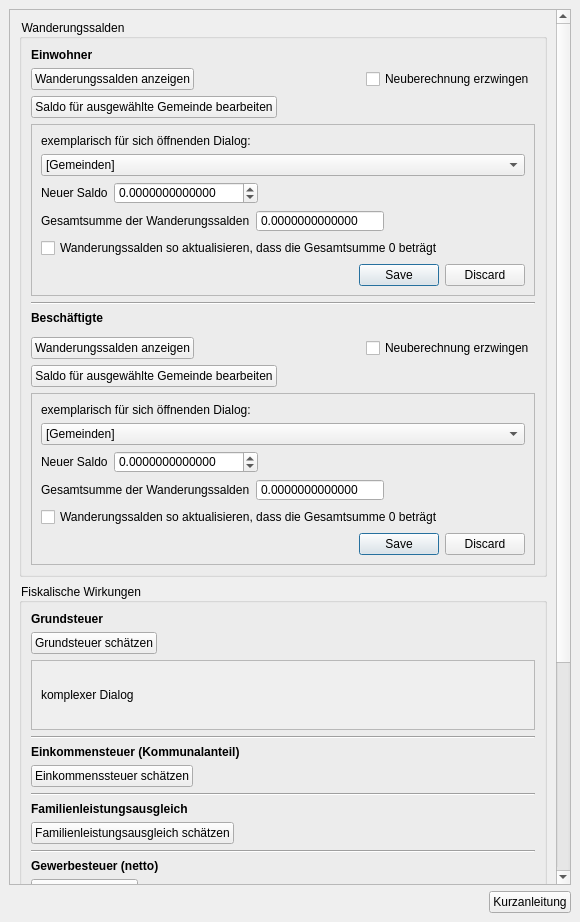
Qt form projektchecktools/ui/ProjektCheck_dockwidget_analysis_07-KSt.ui (projektcheck/ProjektCheck-QGIS) before a commit.
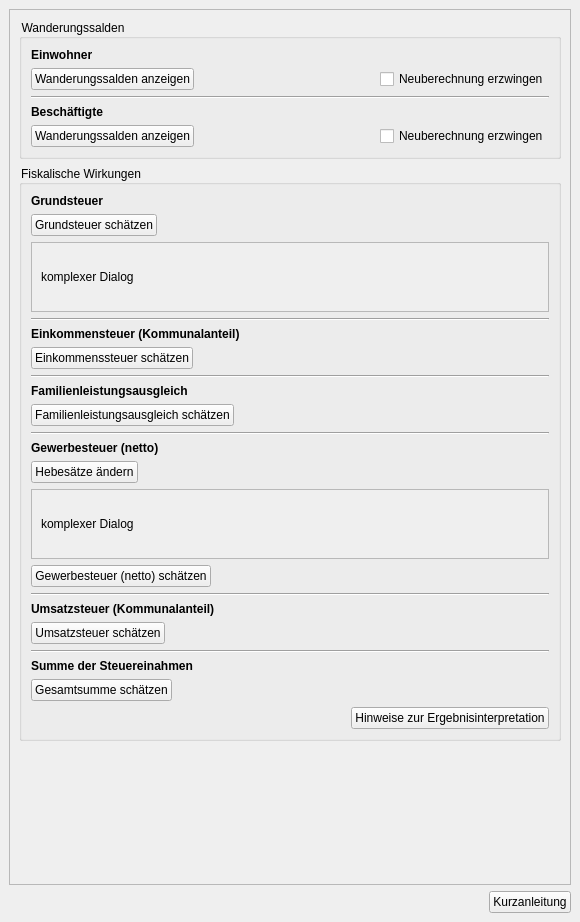
The same form after that commit. Icons and pictures are not drawn. Custom widgets are drawn as their Qt base class.

Commit message: wip einwohnerwanderung; get gemeinden in 25km radius

Patch:
```diff
--- a/projektchecktools/ui/ProjektCheck_dockwidget_analysis_07-KSt.ui
+++ b/projektchecktools/ui/ProjektCheck_dockwidget_analysis_07-KSt.ui
@@ -67,8 +67,8 @@
         <rect>
          <x>0</x>
          <y>0</y>
-         <width>543</width>
-         <height>1209</height>
+         <width>566</width>
+         <height>866</height>
         </rect>
        </property>
        <layout class="QVBoxLayout" name="verticalLayout_7">
@@ -141,199 +141,6 @@
              </item>
             </layout>
            </item>
-           <item>
-            <widget class="QPushButton" name="pushButton_43">
-             <property name="sizePolicy">
-              <sizepolicy hsizetype="Fixed" vsizetype="Fixed">
-               <horstretch>0</horstretch>
-               <verstretch>0</verstretch>
-              </sizepolicy>
-             </property>
-             <property name="toolTip">
-              <string>&lt;html&gt;&lt;head/&gt;&lt;body&gt;&lt;p&gt;&lt;span style=&quot; font-weight:600;&quot;&gt;Wanderungssalden bearbeiten (Einwohner)&lt;/span&gt;&lt;/p&gt;&lt;p&gt;Das Schätzergebnis der Wanderungsbewegungen für ausgewählte Gemeinden verändern und für alle anderen automatisch anpassen lassen.&lt;/p&gt;&lt;/body&gt;&lt;/html&gt;</string>
-             </property>
-             <property name="text">
-              <string>Saldo für ausgewählte Gemeinde bearbeiten</string>
-             </property>
-             <property name="icon">
-              <iconset>
-               <normaloff>../../images/iconset_mob/20190619_iconset_mob_edit_statistics_1.png</normaloff>../../images/iconset_mob/20190619_iconset_mob_edit_statistics_1.png</iconset>
-             </property>
-             <property name="checkable">
-              <bool>true</bool>
-             </property>
-            </widget>
-           </item>
-           <item>
-            <widget class="QFrame" name="frame_3">
-             <property name="enabled">
-              <bool>true</bool>
-             </property>
-             <property name="autoFillBackground">
-              <bool>false</bool>
-             </property>
-             <property name="frameShape">
-              <enum>QFrame::StyledPanel</enum>
-             </property>
-             <property name="frameShadow">
-              <enum>QFrame::Raised</enum>
-             </property>
-             <layout class="QVBoxLayout" name="verticalLayout_9">
-              <item>
-               <widget class="QLabel" name="label_7">
-                <property name="text">
-                 <string>exemplarisch für sich öffnenden Dialog:</string>
-                </property>
-               </widget>
-              </item>
-              <item>
-               <widget class="QComboBox" name="comboBox_6">
-                <item>
-                 <property name="text">
-                  <string>[Gemeinden]</string>
-                 </property>
-                </item>
-               </widget>
-              </item>
-              <item>
-               <layout class="QHBoxLayout" name="horizontalLayout_17">
-                <item>
-                 <widget class="QLabel" name="label_75">
-                  <property name="sizePolicy">
-                   <sizepolicy hsizetype="Fixed" vsizetype="Preferred">
-                    <horstretch>0</horstretch>
-                    <verstretch>0</verstretch>
-                   </sizepolicy>
-                  </property>
-                  <property name="text">
-                   <string>Neuer Saldo</string>
-                  </property>
-                 </widget>
-                </item>
-                <item>
-                 <widget class="QDoubleSpinBox" name="doubleSpinBox_5">
-                  <property name="sizePolicy">
-                   <sizepolicy hsizetype="Fixed" vsizetype="Fixed">
-                    <horstretch>0</horstretch>
-                    <verstretch>0</verstretch>
-                   </sizepolicy>
-                  </property>
-                  <property name="readOnly">
-                   <bool>false</bool>
-                  </property>
-                  <property name="buttonSymbols">
-                   <enum>QAbstractSpinBox::UpDownArrows</enum>
-                  </property>
-                  <property name="decimals">
-                   <number>13</number>
-                  </property>
-                  <property name="minimum">
-                   <double>-99999.000000000000000</double>
-                  </property>
-                  <property name="maximum">
-                   <double>99999.000000000000000</double>
-                  </property>
-                  <property name="singleStep">
-                   <double>0.010000000000000</double>
-                  </property>
-                 </widget>
-                </item>
-                <item>
-                 <spacer name="horizontalSpacer_14">
-                  <property name="orientation">
-                   <enum>Qt::Horizontal</enum>
-                  </property>
-                  <property name="sizeHint" stdset="0">
-                   <size>
-                    <width>40</width>
-                    <height>20</height>
-                   </size>
-                  </property>
-                 </spacer>
-                </item>
-               </layout>
-              </item>
-              <item>
-               <layout class="QHBoxLayout" name="horizontalLayout_18">
-                <item>
-                 <widget class="QLabel" name="label_76">
-                  <property name="sizePolicy">
-                   <sizepolicy hsizetype="Fixed" vsizetype="Preferred">
-                    <horstretch>0</horstretch>
-                    <verstretch>0</verstretch>
-                   </sizepolicy>
-                  </property>
-                  <property name="text">
-                   <string>Gesamtsumme der Wanderungssalden</string>
-                  </property>
-                  <property name="wordWrap">
-                   <bool>false</bool>
-                  </property>
-                 </widget>
-                </item>
-                <item>
-                 <widget class="QDoubleSpinBox" name="doubleSpinBox_6">
-                  <property name="sizePolicy">
-                   <sizepolicy hsizetype="Fixed" vsizetype="Fixed">
-                    <horstretch>0</horstretch>
-                    <verstretch>0</verstretch>
-                   </sizepolicy>
-                  </property>
-                  <property name="readOnly">
-                   <bool>true</bool>
-                  </property>
-                  <property name="buttonSymbols">
-                   <enum>QAbstractSpinBox::NoButtons</enum>
-                  </property>
-                  <property name="decimals">
-                   <number>13</number>
-                  </property>
-                  <property name="minimum">
-                   <double>-99999.000000000000000</double>
-                  </property>
-                  <property name="maximum">
-                   <double>99999.000000000000000</double>
-                  </property>
-                  <property name="singleStep">
-                   <double>0.010000000000000</double>
-                  </property>
-                 </widget>
-                </item>
-                <item>
-                 <spacer name="horizontalSpacer_15">
-                  <property name="orientation">
-                   <enum>Qt::Horizontal</enum>
-                  </property>
-                  <property name="sizeHint" stdset="0">
-                   <size>
-                    <width>40</width>
-                    <height>20</height>
-                   </size>
-                  </property>
-                 </spacer>
-                </item>
-               </layout>
-              </item>
-              <item>
-               <widget class="QCheckBox" name="checkBox_22">
-                <property name="text">
-                 <string>Wanderungssalden so aktualisieren, dass die Gesamtsumme 0 beträgt</string>
-                </property>
-                <property name="tristate">
-                 <bool>false</bool>
-                </property>
-               </widget>
-              </item>
-              <item>
-               <widget class="QDialogButtonBox" name="buttonBox_3">
-                <property name="standardButtons">
-                 <set>QDialogButtonBox::Discard|QDialogButtonBox::Save</set>
-                </property>
-               </widget>
-              </item>
-             </layout>
-            </widget>
-           </item>
            <item>
             <widget class="Line" name="line">
              <property name="frameShadow">
@@ -360,7 +167,7 @@
            <item>
             <layout class="QHBoxLayout" name="horizontalLayout_4">
              <property name="topMargin">
-              <number>6</number>
+              <number>0</number>
              </property>
              <item>
               <widget class="QPushButton" name="pushButton_44">
@@ -401,190 +208,6 @@
              </item>
             </layout>
            </item>
-           <item>
-            <widget class="QPushButton" name="pushButton_45">
-             <property name="sizePolicy">
-              <sizepolicy hsizetype="Fixed" vsizetype="Fixed">
-               <horstretch>0</horstretch>
-               <verstretch>0</verstretch>
-              </sizepolicy>
-             </property>
-             <property name="toolTip">
-              <string>&lt;html&gt;&lt;head/&gt;&lt;body&gt;&lt;p&gt;&lt;span style=&quot; font-weight:600;&quot;&gt;Wanderungssalden bearbeiten (Beschäftigte)&lt;/span&gt;&lt;/p&gt;&lt;p&gt;Das Schätzergebnis der Wanderungsbewegungen für ausgewählte Gemeinden verändern und für alle anderen automatisch anpassen lassen.&lt;/p&gt;&lt;/body&gt;&lt;/html&gt;</string>
-             </property>
-             <property name="text">
-              <string>Saldo für ausgewählte Gemeinde bearbeiten</string>
-             </property>
-             <property name="icon">
-              <iconset>
-               <normaloff>../../images/iconset_mob/20190619_iconset_mob_edit_statistics_1.png</normaloff>../../images/iconset_mob/20190619_iconset_mob_edit_statistics_1.png</iconset>
-             </property>
-             <property name="checkable">
-              <bool>true</bool>
-             </property>
-            </widget>
-           </item>
-           <item>
-            <widget class="QFrame" name="frame_4">
-             <property name="frameShape">
-              <enum>QFrame::StyledPanel</enum>
-             </property>
-             <property name="frameShadow">
-              <enum>QFrame::Raised</enum>
-             </property>
-             <layout class="QVBoxLayout" name="verticalLayout_10">
-              <item>
-               <widget class="QLabel" name="label_8">
-                <property name="text">
-                 <string>exemplarisch für sich öffnenden Dialog:</string>
-                </property>
-               </widget>
-              </item>
-              <item>
-               <widget class="QComboBox" name="comboBox_7">
-                <item>
-                 <property name="text">
-                  <string>[Gemeinden]</string>
-                 </property>
-                </item>
-               </widget>
-              </item>
-              <item>
-               <layout class="QHBoxLayout" name="horizontalLayout_19">
-                <item>
-                 <widget class="QLabel" name="label_77">
-                  <property name="sizePolicy">
-                   <sizepolicy hsizetype="Fixed" vsizetype="Preferred">
-                    <horstretch>0</horstretch>
-                    <verstretch>0</verstretch>
-                   </sizepolicy>
-                  </property>
-                  <property name="text">
-                   <string>Neuer Saldo</string>
-                  </property>
-                 </widget>
-                </item>
-                <item>
-                 <widget class="QDoubleSpinBox" name="doubleSpinBox_7">
-                  <property name="sizePolicy">
-                   <sizepolicy hsizetype="Fixed" vsizetype="Fixed">
-                    <horstretch>0</horstretch>
-                    <verstretch>0</verstretch>
-                   </sizepolicy>
-                  </property>
-                  <property name="readOnly">
-                   <bool>false</bool>
-                  </property>
-                  <property name="buttonSymbols">
-                   <enum>QAbstractSpinBox::UpDownArrows</enum>
-                  </property>
-                  <property name="decimals">
-                   <number>13</number>
-                  </property>
-                  <property name="minimum">
-                   <double>-99999.000000000000000</double>
-                  </property>
-                  <property name="maximum">
-                   <double>99999.000000000000000</double>
-                  </property>
-                  <property name="singleStep">
-                   <double>0.010000000000000</double>
-                  </property>
-                 </widget>
-                </item>
-                <item>
-                 <spacer name="horizontalSpacer_16">
-                  <property name="orientation">
-                   <enum>Qt::Horizontal</enum>
-                  </property>
-                  <property name="sizeHint" stdset="0">
-                   <size>
-                    <width>40</width>
-                    <height>20</height>
-                   </size>
-                  </property>
-                 </spacer>
-                </item>
-               </layout>
-              </item>
-              <item>
-               <layout class="QHBoxLayout" name="horizontalLayout_20">
-                <item>
-                 <widget class="QLabel" name="label_78">
-                  <property name="sizePolicy">
-                   <sizepolicy hsizetype="Fixed" vsizetype="Preferred">
-                    <horstretch>0</horstretch>
-                    <verstretch>0</verstretch>
-                   </sizepolicy>
-                  </property>
-                  <property name="text">
-                   <string>Gesamtsumme der Wanderungssalden</string>
-                  </property>
-                  <property name="wordWrap">
-                   <bool>false</bool>
-                  </property>
-                 </widget>
-                </item>
-                <item>
-                 <widget class="QDoubleSpinBox" name="doubleSpinBox_8">
-                  <property name="sizePolicy">
-                   <sizepolicy hsizetype="Fixed" vsizetype="Fixed">
-                    <horstretch>0</horstretch>
-                    <verstretch>0</verstretch>
-                   </sizepolicy>
-                  </property>
-                  <property name="readOnly">
-                   <bool>true</bool>
-                  </property>
-                  <property name="buttonSymbols">
-                   <enum>QAbstractSpinBox::NoButtons</enum>
-                  </property>
-                  <property name="decimals">
-                   <number>13</number>
-                  </property>
-                  <property name="minimum">
-                   <double>-99999.000000000000000</double>
-                  </property>
-                  <property name="maximum">
-                   <double>99999.000000000000000</double>
-                  </property>
-                  <property name="singleStep">
-                   <double>0.010000000000000</double>
-                  </property>
-                 </widget>
-                </item>
-                <item>
-                 <spacer name="horizontalSpacer_17">
-                  <property name="orientation">
-                   <enum>Qt::Horizontal</enum>
-                  </property>
-                  <property name="sizeHint" stdset="0">
-                   <size>
-                    <width>40</width>
-                    <height>20</height>
-                   </size>
-                  </property>
-                 </spacer>
-                </item>
-               </layout>
-              </item>
-              <item>
-               <widget class="QCheckBox" name="checkBox_23">
-                <property name="text">
-                 <string>Wanderungssalden so aktualisieren, dass die Gesamtsumme 0 beträgt</string>
-                </property>
-               </widget>
-              </item>
-              <item>
-               <widget class="QDialogButtonBox" name="buttonBox_4">
-                <property name="standardButtons">
-                 <set>QDialogButtonBox::Discard|QDialogButtonBox::Save</set>
-                </property>
-               </widget>
-              </item>
-             </layout>
-            </widget>
-           </item>
           </layout>
          </widget>
         </item>
@@ -695,8 +318,8 @@
                <rect>
                 <x>0</x>
                 <y>0</y>
-                <width>503</width>
-                <height>69</height>
+                <width>538</width>
+                <height>52</height>
                </rect>
               </property>
               <layout class="QVBoxLayout" name="verticalLayout_6">
@@ -911,8 +534,8 @@
                <rect>
                 <x>0</x>
                 <y>0</y>
-                <width>503</width>
-                <height>69</height>
+                <width>538</width>
+                <height>52</height>
                </rect>
               </property>
               <layout class="QVBoxLayout" name="verticalLayout_8">
```
Left out of the diff: 34 changed lines with no effect on the pictures. The commit also changes 5 other files.
